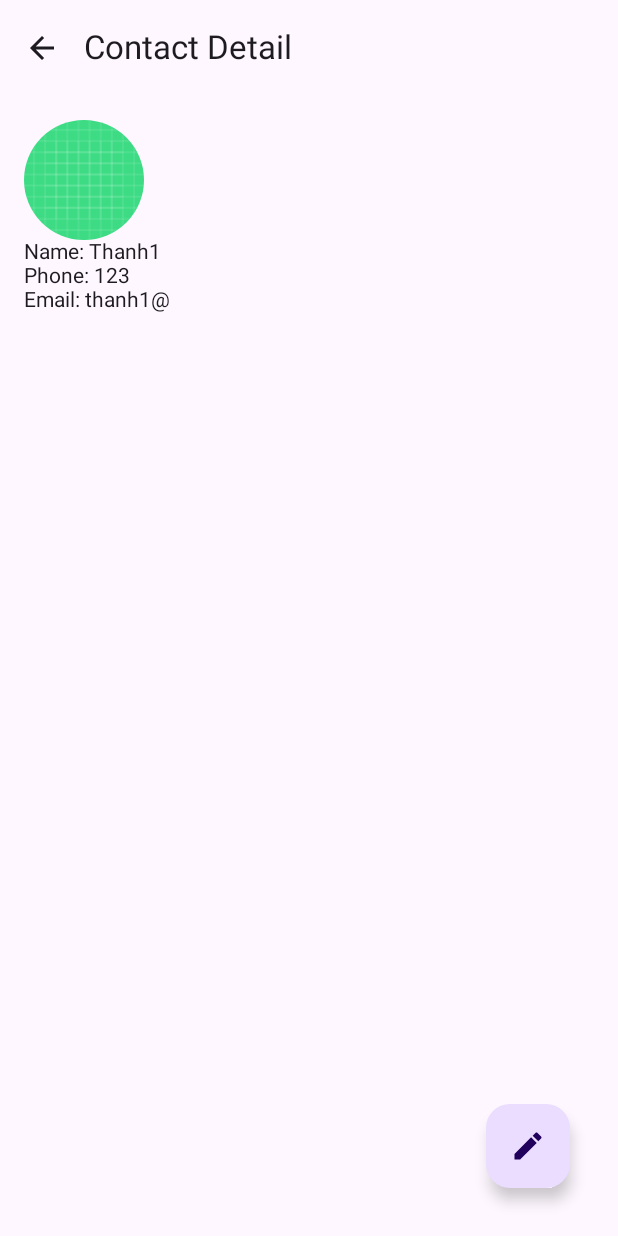
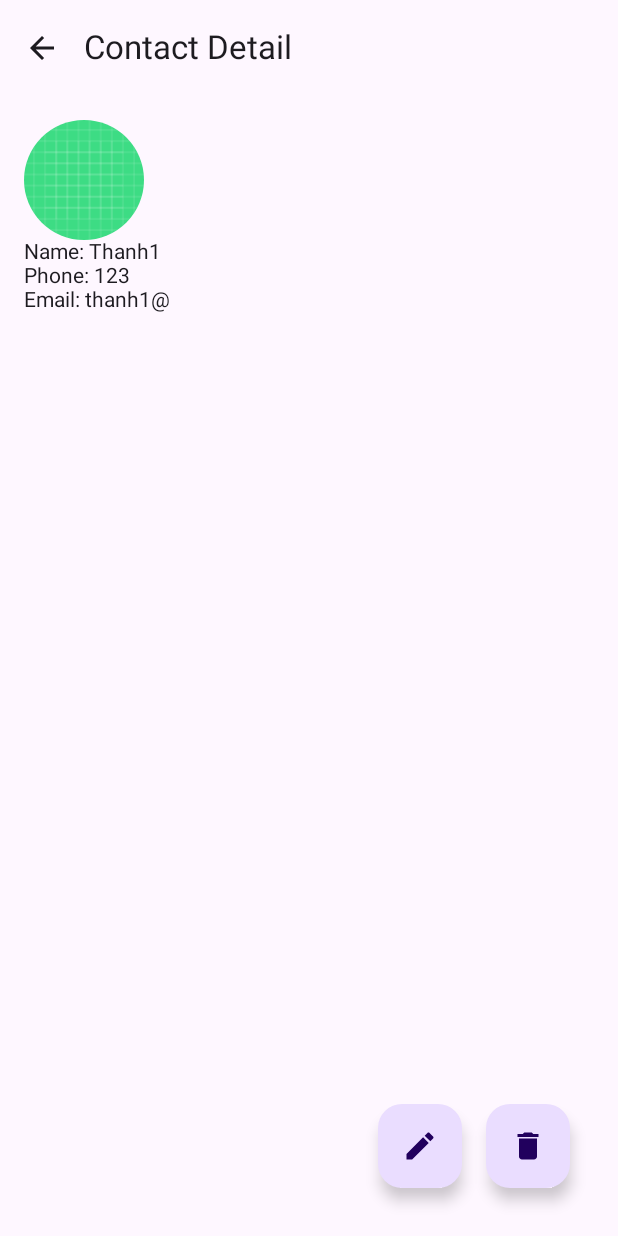
Before and after one commit to Baymaxmap/contact_compose, an Android app built with Jetpack Compose: the screen it shows after launch (MainActivity), after a tap on "Thanh1", on a phone screen of 412 x 824 dp. Run offline under Robolectric (Android 15) with nearby library versions, the phone set to English and light mode, and no system bars; our stand-ins replace Room's generated code, livedata-compose.

Commit message:
add function delete and dialog confirm delete

```diff
--- a/app/src/main/java/com/example/contact_compose/view/ContactDetailFragment.kt
+++ b/app/src/main/java/com/example/contact_compose/view/ContactDetailFragment.kt
@@ -1,26 +1,35 @@
 package com.example.contact_compose.view
 
 import android.annotation.SuppressLint
+import androidx.compose.foundation.layout.Arrangement
 import androidx.compose.foundation.layout.Box
 import androidx.compose.foundation.layout.Column
+import androidx.compose.foundation.layout.Row
 import androidx.compose.foundation.layout.fillMaxSize
 import androidx.compose.foundation.layout.padding
 import androidx.compose.foundation.layout.size
 import androidx.compose.foundation.shape.CircleShape
 import androidx.compose.material.icons.Icons
 import androidx.compose.material.icons.filled.Add
+import androidx.compose.material.icons.filled.Delete
 import androidx.compose.material.icons.filled.Edit
+import androidx.compose.material3.AlertDialog
 import androidx.compose.material3.ExperimentalMaterial3Api
 import androidx.compose.material3.FloatingActionButton
 import androidx.compose.material3.Icon
 import androidx.compose.material3.MaterialTheme
 import androidx.compose.material3.Scaffold
 import androidx.compose.material3.Text
+import androidx.compose.material3.TextButton
 import androidx.compose.material3.TopAppBar
 import androidx.compose.runtime.Composable
 import androidx.compose.runtime.LaunchedEffect
+import androidx.compose.runtime.MutableState
 import androidx.compose.runtime.getValue
 import androidx.compose.runtime.livedata.observeAsState
+import androidx.compose.runtime.mutableStateOf
+import androidx.compose.runtime.remember
+import androidx.compose.runtime.setValue
 import androidx.compose.ui.Alignment
 import androidx.compose.ui.Modifier
 import androidx.compose.ui.draw.clip
@@ -37,8 +46,11 @@ fun ContactDetailScreen(navController: NavHostController ,viewModel: ContactDeta
         viewModel.loadContactById(contactId)
     }
     val contact by viewModel.contact.observeAsState()
+    val showDialogDelete = remember { mutableStateOf(false)}
 
-    Box(modifier = Modifier.fillMaxSize().padding(16.dp)) {
+    Box(modifier = Modifier
+        .fillMaxSize()
+        .padding(16.dp)) {
         contact?.let {
             Column {
                 GlideImage(
@@ -51,17 +63,65 @@ fun ContactDetailScreen(navController: NavHostController ,viewModel: ContactDeta
                 Text(text = "Phone: ${it.phoneNumber}")
                 Text(text = "Email: ${it.email}")
             }
-        } ?: Text(text = "Loading...", modifier = Modifier.align(Alignment.Center))
 
-        // Floating Action Button navigate to Contact Edit
-        FloatingActionButton(
-            //navigate to ContactEdit and argument is the ID of contact
-            onClick = { navController.navigate(route = "contactEdit/$contactId")},
-            modifier = Modifier
-                .align(Alignment.BottomEnd)
-                .padding(16.dp)
-        ) {
-            Icon(Icons.Default.Edit, contentDescription = "Edit Contact")
+            Row(
+                modifier = Modifier
+                    .align(Alignment.BottomEnd)
+                    .padding(16.dp),
+                horizontalArrangement = Arrangement.spacedBy(16.dp) // Khoảng cách giữa các nút
+            ) {
+
+                //*********** EDIT BUTTON ***********
+                FloatingActionButton(
+                    onClick = { navController.navigate(route = "contactEdit/$contactId") }
+                ) {
+                    Icon(Icons.Default.Edit, contentDescription = "Edit Contact")
+                }
+
+                //*********** DELETE BUTTON ***********
+                FloatingActionButton(
+                    onClick = {
+                        showDialogDelete.value = true
+
+                    }
+                ) {
+                    Icon(Icons.Default.Delete, contentDescription = "Delete Contact")
+                }
+                //Display dialog confirm delete if press button delete
+                DialogDeleteConfirmation(showDialog = showDialogDelete) {
+                    viewModel.deleteContact(it)
+                    navController.popBackStack() // return ContactList
+                }
+            }
         }
     }
 }
+
+
+
+//*********** SHOW DIALOG WHEN CLICK DELETE BUTTON ***********
+@Composable
+fun DialogDeleteConfirmation(showDialog: MutableState<Boolean>, onDelete: ()->Unit){
+    if(showDialog.value){
+        AlertDialog(
+            onDismissRequest = { showDialog.value = false },
+            title = { Text("Delete Contact") },
+            text = { Text("Are you sure you want to delete this contact?") },
+            confirmButton = {
+                TextButton(onClick = {
+                    onDelete()
+                    showDialog.value = false // change the value of showDialog -> recompose happens
+                }) {
+                    Text("Delete")
+                }
+            },
+            dismissButton = {
+                TextButton(onClick = {
+                    showDialog.value = false // close dialog if choose Cancel -> recompose happens
+                }) {
+                    Text("Cancel")
+                }
+            }
+        )
+    }
+}
--- a/app/src/main/java/com/example/contact_compose/view/ContactListFragment.kt
+++ b/app/src/main/java/com/example/contact_compose/view/ContactListFragment.kt
@@ -21,6 +21,7 @@ import androidx.compose.material3.Icon
 import androidx.compose.material3.MaterialTheme
 import androidx.compose.material3.Text
 import androidx.compose.runtime.Composable
+import androidx.compose.runtime.LaunchedEffect
 import androidx.compose.runtime.getValue
 import androidx.compose.runtime.livedata.observeAsState
 import androidx.compose.ui.Alignment
@@ -39,6 +40,9 @@ fun ContactListScreen(
     navController: NavHostController,
     viewModel: ContactListViewModel
 ) {
+    LaunchedEffect(Unit) {
+        viewModel.fetchContacts()
+    }
     val contacts by viewModel.contacts.observeAsState(emptyList())
 
     Box(modifier = Modifier.fillMaxSize()) {
```
Also changed, not shown: app/src/main/java/com/example/contact_compose/viewmodel/ContactDetailViewModel.kt (+11 -0 lines).
